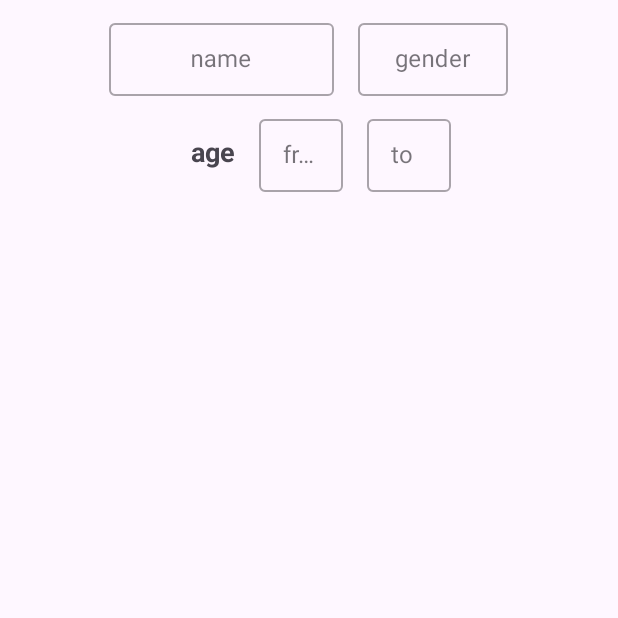
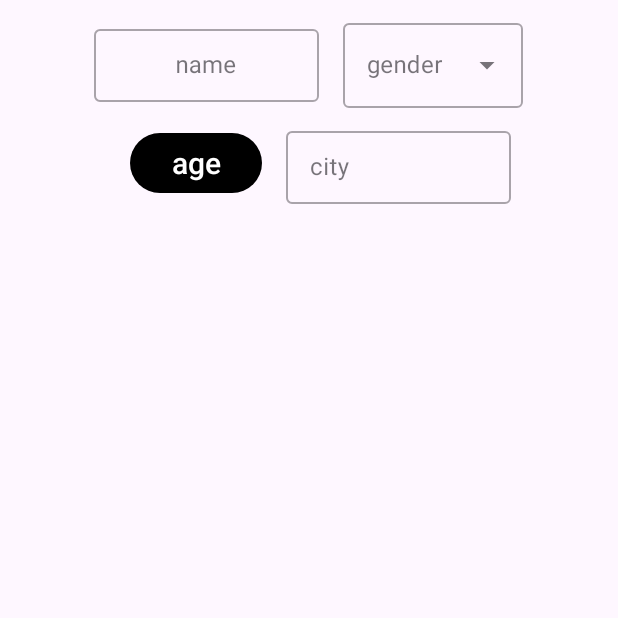
Before and after one commit to kroi4/BringThemHome, an Android app: the SearchFragment screen opened through its navigation route, on a phone screen of 412 x 824 dp, the top half of it. Run offline under Robolectric (Android 15) with nearby library versions, the phone set to English and light mode, and no system bars; pictures from the network do not load.

Commit message:
Update search functionality and bugs.

```diff
--- a/app/src/main/java/il/co/bringthemhome/data/localDb/RowDao.kt
+++ b/app/src/main/java/il/co/bringthemhome/data/localDb/RowDao.kt
@@ -27,4 +27,15 @@ interface RowDao {
 
     @Query("SELECT * FROM rows WHERE b LIKE '%' || :userInput || '%' OR c LIKE '%' || :userInput || '%'\n")
     suspend fun getFilteredNameRows(userInput: String): List<Row>
+
+    @Query("""
+    SELECT * FROM rows
+    WHERE (:name IS NULL OR :name = '' OR (b || ' ' || c) LIKE '%' || :name || '%' OR (c || ' ' || b) LIKE '%' || :name || '%')
+    AND (:minAge IS NULL OR :minAge = '' OR d >= CAST(:minAge AS INTEGER))
+    AND (:maxAge IS NULL OR :maxAge = '' OR d <= CAST(:maxAge AS INTEGER))
+    AND (:gender IS NULL OR :gender = '' OR e = :gender)
+    AND (:city IS NULL OR :city = '' OR f LIKE '%' || :city || '%')
+""")
+    suspend fun getFilteredRows(name: String?, minAge: String?, maxAge: String?, gender: String?, city: String?): List<Row>
+
 }
--- a/app/src/main/java/il/co/bringthemhome/data/repository/RowRepository.kt
+++ b/app/src/main/java/il/co/bringthemhome/data/repository/RowRepository.kt
@@ -52,6 +52,14 @@ class RowRepository(
         )
     }
 
+    fun getFilteredRows(
+        name: String?, minAge: String?, maxAge: String?, gender: String?, city: String?
+    ): List<Row> = runBlocking {
+        rowDatabase.rowDao().getFilteredRows(
+            name, minAge, maxAge, gender, city
+        )
+    }
+
 
     fun clearRows() {
         rowDatabase.rowDao().clearRows()
--- a/app/src/main/java/il/co/bringthemhome/ui/RowViewModel.kt
+++ b/app/src/main/java/il/co/bringthemhome/ui/RowViewModel.kt
@@ -46,6 +46,14 @@ class RowViewModel(private val rowRepository: RowRepository): ViewModel() {
         )
     }
 
+    fun getFilteredRows(
+        name: String?, minAge: String?, maxAge: String?, gender: String?, city: String?
+    ): List<Row> {
+        return rowRepository.getFilteredRows(
+            name, minAge, maxAge, gender, city
+        )
+    }
+
 
     val rows: LiveData<Kidnapped>
         get() = rowRepository.rows
--- a/app/src/main/java/il/co/bringthemhome/ui/screens/SearchFragment.kt
+++ b/app/src/main/java/il/co/bringthemhome/ui/screens/SearchFragment.kt
@@ -14,14 +14,17 @@ import androidx.core.view.isVisible
 import androidx.fragment.app.activityViewModels
 import android.text.TextWatcher
 import android.view.Gravity
+import android.widget.ArrayAdapter
 import androidx.navigation.fragment.findNavController
 import androidx.recyclerview.widget.GridLayoutManager
 import androidx.recyclerview.widget.ItemTouchHelper
 import androidx.recyclerview.widget.RecyclerView
+import com.google.android.material.textfield.MaterialAutoCompleteTextView
 import il.co.bringthemhome.R
 import il.co.bringthemhome.api.RowsAdapter
 import il.co.bringthemhome.data.models.Row
 import il.co.bringthemhome.databinding.DetailsLayoutBinding
+import il.co.bringthemhome.databinding.DialogSliderBinding
 import il.co.bringthemhome.databinding.ReleasedLayoutBinding
 import il.co.bringthemhome.databinding.SearchLayoutBinding
 import il.co.bringthemhome.ui.RowViewModel
@@ -37,7 +40,15 @@ class SearchFragment : Fragment() {
 
     private var binding: SearchLayoutBinding by autoCleared()
     private var itemBinding: DetailsLayoutBinding by autoCleared()
+    private var ageBinding: DialogSliderBinding by autoCleared()
     private val viewModel: RowViewModel by activityViewModels()
+
+    private var currentNameInput: String? = null
+    private var currentGenderSelection: String? = null
+    private var currentCityInput: String? = null
+    private var currentMinAgeInput: String? = null
+    private var currentMaxAgeInput: String? = null
+
 
     override fun onCreateView(
         inflater: LayoutInflater, container: ViewGroup?,
@@ -51,6 +62,12 @@ class SearchFragment : Fragment() {
 
     override fun onViewCreated(view: View, savedInstanceState: Bundle?) {
         super.onViewCreated(view, savedInstanceState)
+
+        performSearch()
+
+        val genders = resources.getStringArray(R.array.genders)
+        val genderAdapter = ArrayAdapter(requireContext(), R.layout.dropdown_menu_popup_item, genders)
+        binding.gender.setAdapter(genderAdapter)
 
 
         ItemTouchHelper(object : ItemTouchHelper.Callback() {
@@ -78,34 +95,90 @@ class SearchFragment : Fragment() {
         }).attachToRecyclerView(binding.rvKidnapped)
 
         binding.apply {
+
+            gender.setOnClickListener {
+                binding.gender.setText("", false)
+                currentGenderSelection = ""
+                performSearch()
+            }
+
+            gender.setOnItemClickListener { adapterView, view, position, id ->
+                currentGenderSelection = adapterView.getItemAtPosition(position) as String
+                performSearch()
+            }
+
             etName.addTextChangedListener(object : TextWatcher {
-                override fun beforeTextChanged(s: CharSequence?, start: Int, count: Int, after: Int) {
-                    // ניתן להשתמש כאן אם יש צורך לבצע פעולה לפני שהטקסט משתנה
-                }
+                override fun beforeTextChanged(s: CharSequence?, start: Int, count: Int, after: Int) {}
 
                 override fun onTextChanged(s: CharSequence?, start: Int, before: Int, count: Int) {
-                    // זה המקום להגיב לשינוי בטקסט, לדוגמה להציג Toast
-                    if (s != null && s.isNotEmpty()) {
-                        val nameInput = s.toString()
-
-                        val results = viewModel.getFilteredNameRows(nameInput)
-                        binding.rvKidnapped.adapter = setRecyclerViewer(results)
-
-                        val displayMetrics = resources.displayMetrics
-                        val screenWidthDp = displayMetrics.widthPixels / displayMetrics.density
-                        val columnWidthDp = 180
-                        val numOfColumns = (screenWidthDp / columnWidthDp).toInt()
-                        binding.rvKidnapped.layoutManager = GridLayoutManager(requireContext(), numOfColumns)
-                    }
+                        currentNameInput = s?.toString()
+                        performSearch()
                 }
 
                 override fun afterTextChanged(s: Editable?) {
-                    // ניתן להשתמש כאן אם יש צורך לבצע פעולה אחרי שהטקסט שונה
+                    currentCityInput = s?.toString()
+                    performSearch()
                 }
             })
+
+            etCity.addTextChangedListener(object : TextWatcher {
+                override fun beforeTextChanged(s: CharSequence?, start: Int, count: Int, after: Int) {}
+
+                override fun onTextChanged(s: CharSequence?, start: Int, before: Int, count: Int) {
+                        currentCityInput = s?.toString()
+                        performSearch()
+
+                }
+
+                override fun afterTextChanged(s: Editable?) {
+                    currentCityInput = s?.toString()
+                    performSearch()
+                }
+            })
+
+            btnAge.setOnClickListener {
+                ageBinding = DialogSliderBinding.inflate(layoutInflater)
+
+                AlertDialog.Builder(context)
+                    .setTitle(getString(R.string.age_range))
+                    .setView(ageBinding.root)
+                    .setPositiveButton(getString(R.string.ok)) { dialog, which ->
+                        // Here you can get the selected values and update the UI accordingly
+                        val selectedValues = ageBinding.rangeSlider.values
+                        btnAge.text = "${getString(R.string.age)}: ${selectedValues[0].toInt()} - ${selectedValues[1].toInt()}"
+                        Toast.makeText(requireContext(), "${getString(R.string.selected_age_range)}: ${selectedValues[0].toInt()} - ${selectedValues[1].toInt()}", Toast.LENGTH_SHORT).show()
+
+                        currentMinAgeInput = selectedValues[0].toInt().toString()
+                        currentMaxAgeInput = selectedValues[1].toInt().toString()
+                        performSearch()
+
+
+                    }
+                    .setNegativeButton(getString(R.string.cancel), null)
+                    .show()
+            }
+
         }
+    }
+
+    private fun performSearch() {
+        val nameInput = currentNameInput ?: ""
+        val CityInput = currentCityInput ?: ""
+        val genderSelection = currentGenderSelection ?: ""
+        val minAge = currentMinAgeInput ?: ""
+        val maxAage = currentMaxAgeInput ?: ""
+
+        val results = viewModel.getFilteredRows(nameInput, minAge,maxAage ,genderSelection, CityInput)
+        binding.rvKidnapped.adapter = setRecyclerViewer(results)
+
+        val displayMetrics = resources.displayMetrics
+        val screenWidthDp = displayMetrics.widthPixels / displayMetrics.density
+        val columnWidthDp = 180
+        val numOfColumns = (screenWidthDp / columnWidthDp).toInt()
+        binding.rvKidnapped.layoutManager = GridLayoutManager(requireContext(), numOfColumns)
 
     }
+
 
     private fun setRecyclerViewer(it: List<Row>): RowsAdapter {
         return RowsAdapter(it, object : RowsAdapter.ItemListener {
--- a/app/src/main/res/layout/search_layout.xml
+++ b/app/src/main/res/layout/search_layout.xml
@@ -1,6 +1,5 @@
 <?xml version="1.0" encoding="utf-8"?>
-<LinearLayout
-    xmlns:android="http://schemas.android.com/apk/res/android"
+<LinearLayout xmlns:android="http://schemas.android.com/apk/res/android"
     xmlns:app="http://schemas.android.com/apk/res-auto"
     xmlns:tools="http://schemas.android.com/tools"
     android:layout_width="match_parent"
@@ -12,29 +11,29 @@
         android:id="@+id/newid"
         android:layout_width="wrap_content"
         android:layout_height="wrap_content"
-        android:orientation="horizontal"
-        android:gravity="center"
         android:layout_gravity="center"
         android:layout_marginStart="32dp"
+        android:layout_marginTop="10dp"
         android:layout_marginEnd="32dp"
-        app:layout_constraintTop_toTopOf="parent"
+        android:gravity="center"
+        android:orientation="horizontal"
+        app:layout_constraintEnd_toEndOf="parent"
         app:layout_constraintStart_toStartOf="parent"
-        android:layout_marginTop="10dp"
-        app:layout_constraintEnd_toEndOf="parent">
+        app:layout_constraintTop_toTopOf="parent">
 
         <com.google.android.material.textfield.TextInputLayout
             android:id="@+id/tilName"
+            style="@style/Widget.MaterialComponents.TextInputLayout.OutlinedBox.Dense"
             android:layout_width="150dp"
-            android:layout_height="wrap_content"
-            style="@style/Widget.MaterialComponents.TextInputLayout.OutlinedBox.Dense">
+            android:layout_height="wrap_content">
 
             <com.google.android.material.textfield.TextInputEditText
                 android:id="@+id/etName"
                 android:layout_width="match_parent"
                 android:layout_height="wrap_content"
+                android:gravity="center"
                 android:hint="@string/name"
-                android:gravity="center"
-                android:inputType="textCapCharacters"
+                android:inputType="text"
                 android:textSize="16sp" />
 
         </com.google.android.material.textfield.TextInputLayout>
@@ -42,22 +41,20 @@
         <!-- Space between input fields -->
         <View
             android:layout_width="16dp"
-            android:layout_height="match_parent"/>
+            android:layout_height="match_parent" />
 
         <com.google.android.material.textfield.TextInputLayout
-            android:id="@+id/tfGender"
-            android:layout_width="100dp"
+            style="@style/Widget.MaterialComponents.TextInputLayout.OutlinedBox.ExposedDropdownMenu"
+            android:layout_width="120dp"
             android:layout_height="wrap_content"
-            style="@style/Widget.MaterialComponents.TextInputLayout.OutlinedBox.Dense">
+            android:hint="@string/gender">
 
-            <com.google.android.material.textfield.TextInputEditText
-                android:id="@+id/etGender"
+            <com.google.android.material.textfield.MaterialAutoCompleteTextView
+                android:id="@+id/gender"
                 android:layout_width="match_parent"
                 android:layout_height="wrap_content"
-                android:hint="@string/gender"
-                android:gravity="center"
-                android:inputType="textCapCharacters"
-                android:textSize="16sp" />
+                android:entries="@array/genders"
+                android:inputType="none" />
 
         </com.google.android.material.textfield.TextInputLayout>
 
@@ -68,97 +65,74 @@
         android:id="@+id/llAgeRange"
         android:layout_width="wrap_content"
         android:layout_height="wrap_content"
-        android:orientation="horizontal"
         android:layout_gravity="center"
         android:layout_marginStart="32dp"
+        android:layout_marginTop="10dp"
         android:layout_marginEnd="32dp"
-        android:layout_marginTop="10dp"
+        android:orientation="horizontal"
         app:layout_constraintEnd_toEndOf="parent">
 
         <!-- Space between input fields -->
         <View
             android:layout_width="16dp"
-            android:layout_height="match_parent"/>
-        <TextView
-            android:id="@+id/tvAgeLabel"
+            android:layout_height="match_parent" />
+
+        <Button
+            android:id="@+id/btnAge"
             android:layout_width="wrap_content"
             android:layout_height="wrap_content"
+            android:layout_gravity="center"
             android:text="@string/age"
-            android:textStyle="bold"
-            android:layout_gravity="center"
-            android:gravity="center"
-            android:textSize="18sp"
-            app:layout_constraintStart_toStartOf="parent"
-            app:layout_constraintEnd_toEndOf="parent" />
+            android:textColorHint="@color/white"
+            app:iconTint="@color/white"
+            android:layoutDirection="ltr"
+            android:textSize="20dp" />
 
-        <!-- Space between input fields -->
         <View
             android:layout_width="16dp"
-            android:layout_height="match_parent"/>
+            android:layout_height="match_parent" />
 
-        <!-- Adjusted layout_width to match_parent to fill the parent LinearLayout -->
         <com.google.android.material.textfield.TextInputLayout
-            android:layout_width="0dp"
-            android:layout_weight="1"
+            style="@style/Widget.MaterialComponents.TextInputLayout.OutlinedBox.Dense"
+            android:layout_width="150dp"
             android:layout_height="wrap_content"
-            style="@style/Widget.MaterialComponents.TextInputLayout.OutlinedBox.Dense">
+            android:layout_weight="2">
+
             <com.google.android.material.textfield.TextInputEditText
+                android:id="@+id/etCity"
                 android:layout_width="match_parent"
                 android:layout_height="wrap_content"
-                android:hint="@string/from"
-                android:editable="false"
-                android:focusable="false"
-                android:textSize="16sp"
-                android:id="@+id/etStartTime" />
-        </com.google.android.material.textfield.TextInputLayout>
-
-        <!-- Space between input fields -->
-        <View
-            android:layout_width="16dp"
-            android:layout_height="match_parent"/>
-
-        <com.google.android.material.textfield.TextInputLayout
-            android:layout_width="0dp"
-            android:layout_weight="1"
-            android:layout_height="wrap_content"
-            style="@style/Widget.MaterialComponents.TextInputLayout.OutlinedBox.Dense">
-            <com.google.android.material.textfield.TextInputEditText
-                android:layout_width="match_parent"
-                android:layout_height="wrap_content"
-                android:hint="@string/to"
-                android:editable="false"
-                android:focusable="false"
-                android:textSize="16sp"
-                android:id="@+id/etEndTime" />
+                android:hint="@string/city"
+                android:inputType="text"
+                android:textSize="16sp" />
         </com.google.android.material.textfield.TextInputLayout>
 
     </LinearLayout>
 
+
     <TextView
+        android:id="@+id/tvStatus"
         android:layout_width="match_parent"
         android:layout_height="match_parent"
-        android:id="@+id/tvStatus"
-        android:text="Status"
-        android:textStyle="bold"
-        android:textSize="40dp"
-        android:padding="35sp"
         android:layout_gravity="center"
         android:gravity="center"
-        android:visibility="gone"
-        />
+        android:padding="35sp"
+        android:text="Status"
+        android:textSize="40dp"
+        android:textStyle="bold"
+        android:visibility="gone" />
 
 
     <ProgressBar
         android:id="@+id/progressBar"
+        style="?android:attr/progressBarStyle"
         android:layout_width="match_parent"
         android:layout_height="match_parent"
-        style="?android:attr/progressBarStyle"
         android:indeterminateDrawable="@drawable/ic_launcher_foreground"
+        android:padding="35sp"
         android:scaleX="0.30"
         android:scaleY="0.30"
-        android:padding="35sp"
-        android:visibility="gone"
-        />
+        android:visibility="gone" />
 
     <androidx.recyclerview.widget.RecyclerView
         android:id="@+id/rvKidnapped"
@@ -167,11 +141,10 @@
         android:padding="4dp"
         app:layoutManager="androidx.recyclerview.widget.StaggeredGridLayoutManager"
         app:layout_constraintEnd_toEndOf="parent"
-        app:spanCount="2"
         app:layout_constraintHorizontal_bias="0.5"
         app:layout_constraintStart_toStartOf="parent"
+        app:spanCount="2"
         tools:listitem="@layout/item_layout" />
 
 
-
 </LinearLayout>
--- a/app/src/main/res/values/colors.xml
+++ b/app/src/main/res/values/colors.xml
@@ -6,4 +6,5 @@
     <color name="dark_red">#590000</color>
     <color name="dark_green">#192E00</color>
     <color name="orange">#FF5722</color>
+    <color name="grey">#323232</color>
 </resources>
--- /dev/null
+++ b/app/src/main/res/values/genders.xml
@@ -0,0 +1,7 @@
+<?xml version="1.0" encoding="utf-8"?>
+<resources>
+    <string-array name="genders">
+        <item>@string/male</item>
+        <item>@string/female</item>
+    </string-array>
+</resources>
--- a/app/src/main/res/values/strings.xml
+++ b/app/src/main/res/values/strings.xml
@@ -17,8 +17,15 @@
     <string name="name">name</string>
     <string name="gender">gender</string>
     <string name="age">age</string>
-    <string name="from">from</string>
-    <string name="to">to</string>
-    <!-- TODO: Remove or change this placeholder text -->
+    <string name="min_age">from</string>
+    <string name="max_age">to</string>
     <string name="couldnt_connect_to_server">Couldn\'t connect to server</string>
+    <string name="city">city</string>
+    <string name="male">Male</string>
+    <string name="female">Female</string>
+    <string name="none">none</string>
+    <string name="age_range">Select an age range</string>
+    <string name="ok">OK</string>
+    <string name="selected_age_range">Selected age range</string>
+    <string name="cancel">CANCEL</string>
 </resources>
```
Also changed, not shown: app/src/main/res/layout/about_layout.xml (+5 -2 lines), app/src/main/res/layout/before_layout.xml (deleted, +0 -57 lines), app/src/main/res/layout/dialog_slider.xml (added, +21 -0 lines), app/src/main/res/layout/dropdown_menu_popup_item.xml (added, +7 -0 lines), app/src/main/res/values/initial_age_range.xml (added, +7 -0 lines), 1 other file.
